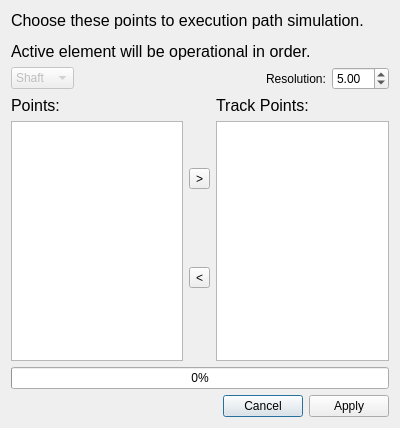
First picture: the form in core/panel/run_Path_Track.ui, repository KmolYuan/Pyslvs-UI, before the edit.
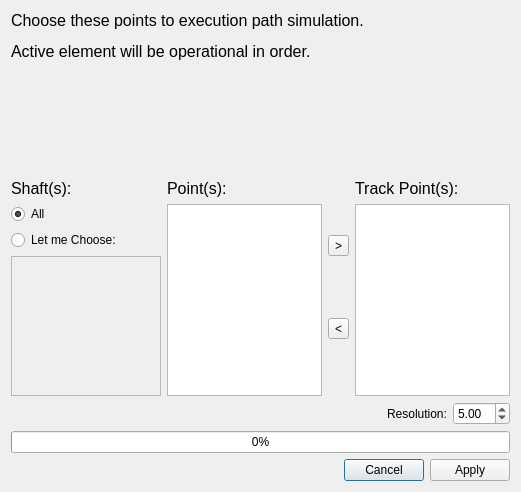
Second picture: the form after the edit. Icons and pictures are not drawn.

Diff of the .ui file:
```diff
--- a/core/panel/run_Path_Track.ui
+++ b/core/panel/run_Path_Track.ui
@@ -6,20 +6,26 @@
    <rect>
     <x>0</x>
     <y>0</y>
-    <width>400</width>
-    <height>428</height>
+    <width>521</width>
+    <height>492</height>
    </rect>
   </property>
+  <property name="sizePolicy">
+   <sizepolicy hsizetype="Fixed" vsizetype="Fixed">
+    <horstretch>0</horstretch>
+    <verstretch>0</verstretch>
+   </sizepolicy>
+  </property>
   <property name="minimumSize">
    <size>
-    <width>400</width>
-    <height>428</height>
+    <width>521</width>
+    <height>492</height>
    </size>
   </property>
   <property name="maximumSize">
    <size>
-    <width>400</width>
-    <height>428</height>
+    <width>521</width>
+    <height>492</height>
    </size>
   </property>
   <property name="windowTitle">
@@ -35,7 +41,7 @@
   <property name="modal">
    <bool>true</bool>
   </property>
-  <layout class="QVBoxLayout" name="verticalLayout_4">
+  <layout class="QVBoxLayout" name="verticalLayout_5">
    <item>
     <widget class="QLabel" name="label">
      <property name="text">
@@ -52,25 +58,172 @@
      </property>
     </widget>
    </item>
+   <item>
+    <spacer name="verticalSpacer">
+     <property name="orientation">
+      <enum>Qt::Vertical</enum>
+     </property>
+     <property name="sizeHint" stdset="0">
+      <size>
+       <width>20</width>
+       <height>40</height>
+      </size>
+     </property>
+    </spacer>
+   </item>
+   <item>
+    <layout class="QHBoxLayout" name="horizontalLayout_2">
+     <item>
+      <layout class="QVBoxLayout" name="verticalLayout_4">
+       <item>
+        <widget class="QLabel" name="label_5">
+         <property name="text">
+          <string>&lt;html&gt;&lt;head/&gt;&lt;body&gt;&lt;p&gt;&lt;span style=&quot; font-size:12pt;&quot;&gt;Shaft(s):&lt;/span&gt;&lt;/p&gt;&lt;/body&gt;&lt;/html&gt;</string>
+         </property>
+         <property name="textFormat">
+          <enum>Qt::RichText</enum>
+         </property>
+         <property name="alignment">
+          <set>Qt::AlignLeading|Qt::AlignLeft|Qt::AlignTop</set>
+         </property>
+         <property name="wordWrap">
+          <bool>true</bool>
+         </property>
+        </widget>
+       </item>
+       <item>
+        <widget class="QRadioButton" name="allShafts">
+         <property name="text">
+          <string>All</string>
+         </property>
+         <property name="checked">
+          <bool>true</bool>
+         </property>
+        </widget>
+       </item>
+       <item>
+        <widget class="QRadioButton" name="chooseShafts">
+         <property name="text">
+          <string>Let me Choose:</string>
+         </property>
+        </widget>
+       </item>
+       <item>
+        <widget class="QScrollArea" name="shaftsScrollArea">
+         <property name="enabled">
+          <bool>false</bool>
+         </property>
+         <property name="sizePolicy">
+          <sizepolicy hsizetype="Fixed" vsizetype="Expanding">
+           <horstretch>0</horstretch>
+           <verstretch>0</verstretch>
+          </sizepolicy>
+         </property>
+         <property name="minimumSize">
+          <size>
+           <width>150</width>
+           <height>0</height>
+          </size>
+         </property>
+         <property name="widgetResizable">
+          <bool>true</bool>
+         </property>
+         <widget class="QWidget" name="scrollAreaWidgetContents">
+          <property name="geometry">
+           <rect>
+            <x>0</x>
+            <y>0</y>
+            <width>148</width>
+            <height>136</height>
+           </rect>
+          </property>
+         </widget>
+        </widget>
+       </item>
+      </layout>
+     </item>
+     <item>
+      <layout class="QVBoxLayout" name="verticalLayout_2">
+       <item>
+        <widget class="QLabel" name="label_2">
+         <property name="text">
+          <string>&lt;html&gt;&lt;head/&gt;&lt;body&gt;&lt;p&gt;&lt;span style=&quot; font-size:12pt;&quot;&gt;Point(s):&lt;/span&gt;&lt;/p&gt;&lt;/body&gt;&lt;/html&gt;</string>
+         </property>
+         <property name="textFormat">
+          <enum>Qt::RichText</enum>
+         </property>
+         <property name="alignment">
+          <set>Qt::AlignLeading|Qt::AlignLeft|Qt::AlignTop</set>
+         </property>
+         <property name="wordWrap">
+          <bool>true</bool>
+         </property>
+        </widget>
+       </item>
+       <item>
+        <widget class="QListWidget" name="Point_list">
+         <property name="sizePolicy">
+          <sizepolicy hsizetype="Expanding" vsizetype="Fixed">
+           <horstretch>0</horstretch>
+           <verstretch>0</verstretch>
+          </sizepolicy>
+         </property>
+        </widget>
+       </item>
+      </layout>
+     </item>
+     <item>
+      <layout class="QVBoxLayout" name="verticalLayout">
+       <item>
+        <widget class="QToolButton" name="add_button">
+         <property name="text">
+          <string>&gt;</string>
+         </property>
+        </widget>
+       </item>
+       <item>
+        <widget class="QToolButton" name="remove_botton">
+         <property name="text">
+          <string>&lt;</string>
+         </property>
+        </widget>
+       </item>
+      </layout>
+     </item>
+     <item>
+      <layout class="QVBoxLayout" name="verticalLayout_3">
+       <item>
+        <widget class="QLabel" name="label_3">
+         <property name="text">
+          <string>&lt;html&gt;&lt;head/&gt;&lt;body&gt;&lt;p&gt;&lt;span style=&quot; font-size:12pt;&quot;&gt;Track Point(s):&lt;/span&gt;&lt;/p&gt;&lt;/body&gt;&lt;/html&gt;</string>
+         </property>
+         <property name="textFormat">
+          <enum>Qt::RichText</enum>
+         </property>
+         <property name="alignment">
+          <set>Qt::AlignLeading|Qt::AlignLeft|Qt::AlignTop</set>
+         </property>
+         <property name="wordWrap">
+          <bool>true</bool>
+         </property>
+        </widget>
+       </item>
+       <item>
+        <widget class="QListWidget" name="Run_list">
+         <property name="sizePolicy">
+          <sizepolicy hsizetype="Expanding" vsizetype="Fixed">
+           <horstretch>0</horstretch>
+           <verstretch>0</verstretch>
+          </sizepolicy>
+         </property>
+        </widget>
+       </item>
+      </layout>
+     </item>
+    </layout>
+   </item>
    <item>
     <layout class="QHBoxLayout" name="horizontalLayout_3">
-     <item>
-      <widget class="QComboBox" name="comboBox">
-       <property name="enabled">
-        <bool>false</bool>
-       </property>
-       <item>
-        <property name="text">
-         <string>Shaft</string>
-        </property>
-       </item>
-       <item>
-        <property name="text">
-         <string>Piston</string>
-        </property>
-       </item>
-      </widget>
-     </item>
      <item>
       <spacer name="horizontalSpacer_2">
        <property name="orientation">
@@ -109,74 +262,6 @@
      </item>
     </layout>
    </item>
-   <item>
-    <layout class="QHBoxLayout" name="horizontalLayout_2">
-     <item>
-      <layout class="QVBoxLayout" name="verticalLayout_2">
-       <item>
-        <widget class="QLabel" name="label_2">
-         <property name="text">
-          <string>&lt;html&gt;&lt;head/&gt;&lt;body&gt;&lt;p&gt;&lt;span style=&quot; font-size:12pt;&quot;&gt;Points:&lt;/span&gt;&lt;/p&gt;&lt;/body&gt;&lt;/html&gt;</string>
-         </property>
-         <property name="textFormat">
-          <enum>Qt::RichText</enum>
-         </property>
-         <property name="alignment">
-          <set>Qt::AlignLeading|Qt::AlignLeft|Qt::AlignTop</set>
-         </property>
-         <property name="wordWrap">
-          <bool>true</bool>
-         </property>
-        </widget>
-       </item>
-       <item>
-        <widget class="QListWidget" name="Point_list"/>
-       </item>
-      </layout>
-     </item>
-     <item>
-      <layout class="QVBoxLayout" name="verticalLayout">
-       <item>
-        <widget class="QToolButton" name="add_button">
-         <property name="text">
-          <string>&gt;</string>
-         </property>
-        </widget>
-       </item>
-       <item>
-        <widget class="QToolButton" name="remove_botton">
-         <property name="text">
-          <string>&lt;</string>
-         </property>
-        </widget>
-       </item>
-      </layout>
-     </item>
-     <item>
-      <layout class="QVBoxLayout" name="verticalLayout_3">
-       <item>
-        <widget class="QLabel" name="label_3">
-         <property name="text">
-          <string>&lt;html&gt;&lt;head/&gt;&lt;body&gt;&lt;p&gt;&lt;span style=&quot; font-size:12pt;&quot;&gt;Track Points:&lt;/span&gt;&lt;/p&gt;&lt;/body&gt;&lt;/html&gt;</string>
-         </property>
-         <property name="textFormat">
-          <enum>Qt::RichText</enum>
-         </property>
-         <property name="alignment">
-          <set>Qt::AlignLeading|Qt::AlignLeft|Qt::AlignTop</set>
-         </property>
-         <property name="wordWrap">
-          <bool>true</bool>
-         </property>
-        </widget>
-       </item>
-       <item>
-        <widget class="QListWidget" name="Run_list"/>
-       </item>
-      </layout>
-     </item>
-    </layout>
-   </item>
    <item>
     <widget class="QProgressBar" name="progressBar">
      <property name="value">
@@ -185,6 +270,9 @@
      <property name="textVisible">
       <bool>true</bool>
      </property>
+     <property name="textDirection">
+      <enum>QProgressBar::TopToBottom</enum>
+     </property>
     </widget>
    </item>
    <item>
```
